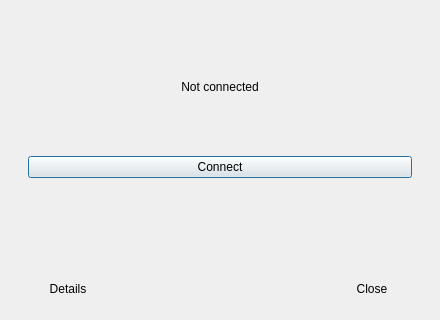
Above: presentation/main/mainwindow.ui from wtalioy/JustConnect before the change; both pictures show x 0 to 440 and y 240 to 560 of the 440 by 560 pixel window. Below: the same form after it.
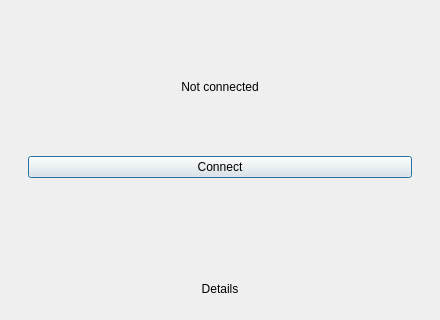
That is the form after the change. Icons and pictures are not drawn.

Commit message: fix: identify the active school on the compact home and remove redundant close action

Diff of the .ui file:
```diff
--- a/presentation/main/mainwindow.ui
+++ b/presentation/main/mainwindow.ui
@@ -199,41 +199,10 @@
      </spacer>
     </item>
     <item>
-     <layout class="QHBoxLayout" name="footerLayout">
-      <item>
-       <widget class="QPushButton" name="detailsButton">
-        <property name="text">
-         <string>Details</string>
-        </property>
-        <property name="flat">
-         <bool>true</bool>
-        </property>
-       </widget>
-      </item>
-      <item>
-       <spacer name="footerSpacer">
-        <property name="orientation">
-         <enum>Qt::Horizontal</enum>
-        </property>
-        <property name="sizeHint">
-         <size>
-          <width>0</width>
-          <height>0</height>
-         </size>
-        </property>
-       </spacer>
-      </item>
-      <item>
-       <widget class="QPushButton" name="closeButton">
-        <property name="text">
-         <string>Close</string>
-        </property>
-        <property name="flat">
-         <bool>true</bool>
-        </property>
-       </widget>
-      </item>
-     </layout>
+     <widget class="QPushButton" name="detailsButton">
+      <property name="text"><string>Details</string></property>
+      <property name="flat"><bool>true</bool></property>
+     </widget>
     </item>
    </layout>
    <widget class="QDialog" name="detailsDialog">
```
Left out of the diff: 1 changed line with no effect on the pictures. The commit also changes 5 other files.
